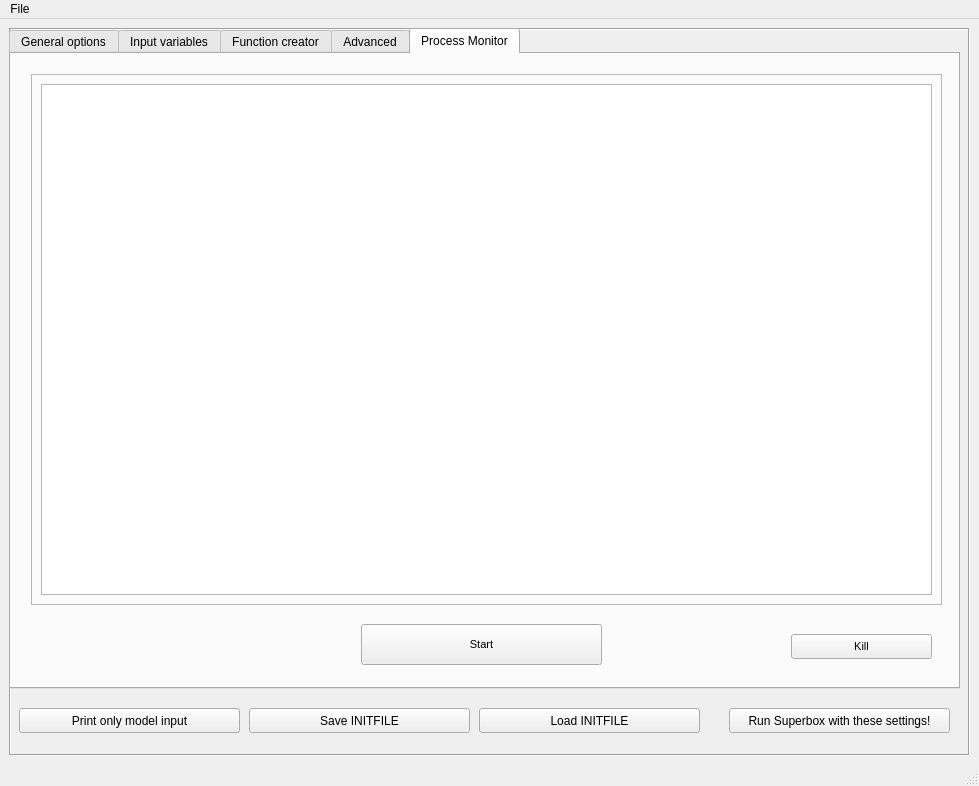
This is gui/LSD.ui in pclusius/arca-box as Qt 5 draws it before an edit. The edited form follows.
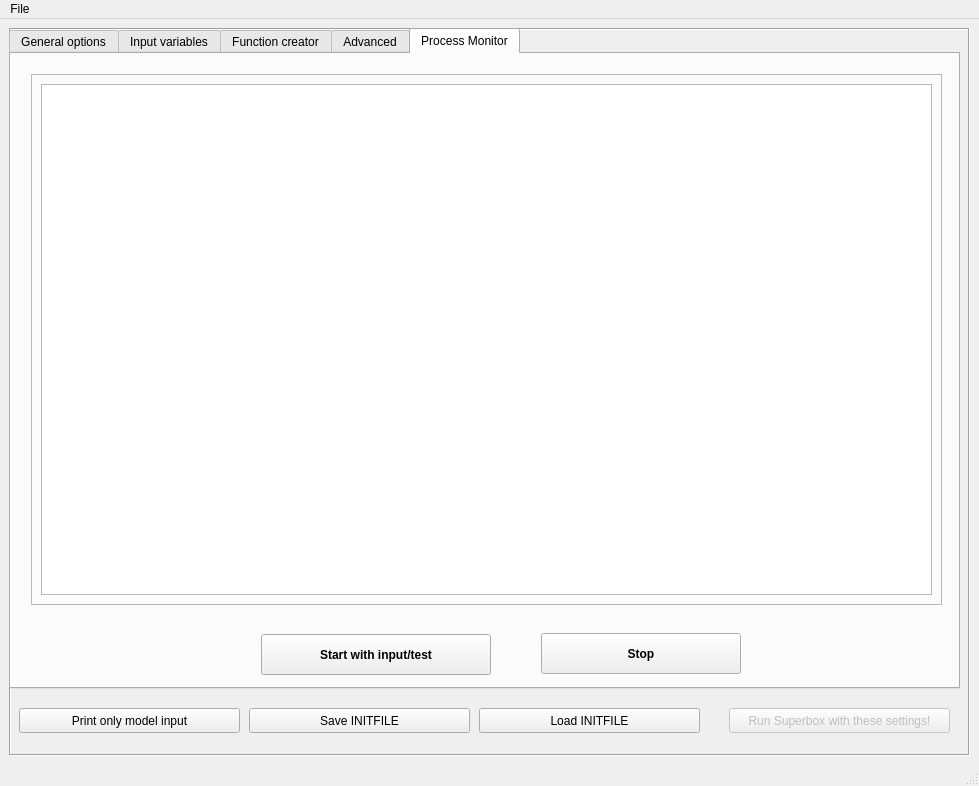
This is the edited form. The open tabs and pages were chosen to show the change.

Commit message: GUI under way

Diff of the .ui file:
```diff
--- a/gui/LSD.ui
+++ b/gui/LSD.ui
@@ -2158,45 +2158,90 @@
         </property>
        </widget>
       </widget>
+      <widget class="QFrame" name="frameStart">
+       <property name="geometry">
+        <rect>
+         <x>240</x>
+         <y>560</y>
+         <width>251</width>
+         <height>71</height>
+        </rect>
+       </property>
+       <property name="frameShape">
+        <enum>QFrame::NoFrame</enum>
+       </property>
+       <property name="frameShadow">
+        <enum>QFrame::Raised</enum>
+       </property>
       <widget class="QPushButton" name="readOut">
        <property name="geometry">
         <rect>
-         <x>350</x>
-         <y>570</y>
-         <width>241</width>
+          <x>10</x>
+          <y>20</y>
+          <width>230</width>
          <height>41</height>
         </rect>
        </property>
        <property name="font">
         <font>
-         <pointsize>8</pointsize>
+          <pointsize>9</pointsize>
+          <weight>75</weight>
+          <bold>true</bold>
         </font>
        </property>
        <property name="text">
-        <string>Start</string>
-       </property>
-      </widget>
+         <string>Start with input/test</string>
+        </property>
+       </widget>
+      </widget>
+      <widget class="QFrame" name="frameStop">
+       <property name="enabled">
+        <bool>true</bool>
+       </property>
+       <property name="geometry">
+        <rect>
+         <x>510</x>
+         <y>559</y>
+         <width>261</width>
+         <height>71</height>
+        </rect>
+       </property>
+       <property name="frameShape">
+        <enum>QFrame::NoFrame</enum>
+       </property>
+       <property name="frameShadow">
+        <enum>QFrame::Raised</enum>
+       </property>
       <widget class="QPushButton" name="readOut_2">
+        <property name="enabled">
+         <bool>true</bool>
+        </property>
        <property name="geometry">
         <rect>
-         <x>780</x>
-         <y>580</y>
-         <width>141</width>
-         <height>25</height>
+          <x>20</x>
+          <y>20</y>
+          <width>200</width>
+          <height>41</height>
         </rect>
        </property>
        <property name="font">
         <font>
-         <pointsize>8</pointsize>
+          <pointsize>9</pointsize>
+          <weight>75</weight>
+          <bold>true</bold>
         </font>
        </property>
        <property name="text">
-        <string>Kill</string>
-       </property>
+         <string>Stop</string>
+        </property>
+       </widget>
       </widget>
      </widget>
     </widget>
     <widget class="QPushButton" name="pushButton">
+     <property name="enabled">
+      <bool>false</bool>
+     </property>
      <property name="geometry">
       <rect>
        <x>720</x>
```
Left out of the diff: 19 changed lines with no effect on the pictures. Lines whose indentation alone changed are shown as unchanged. The commit also changes 7 other files.
